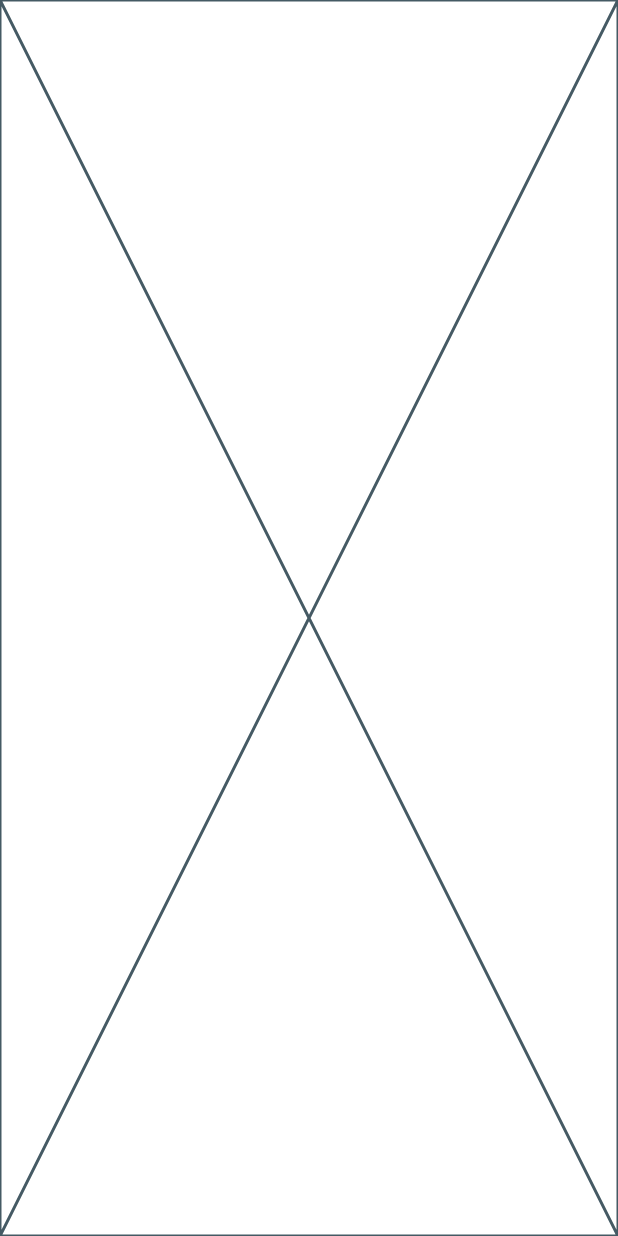
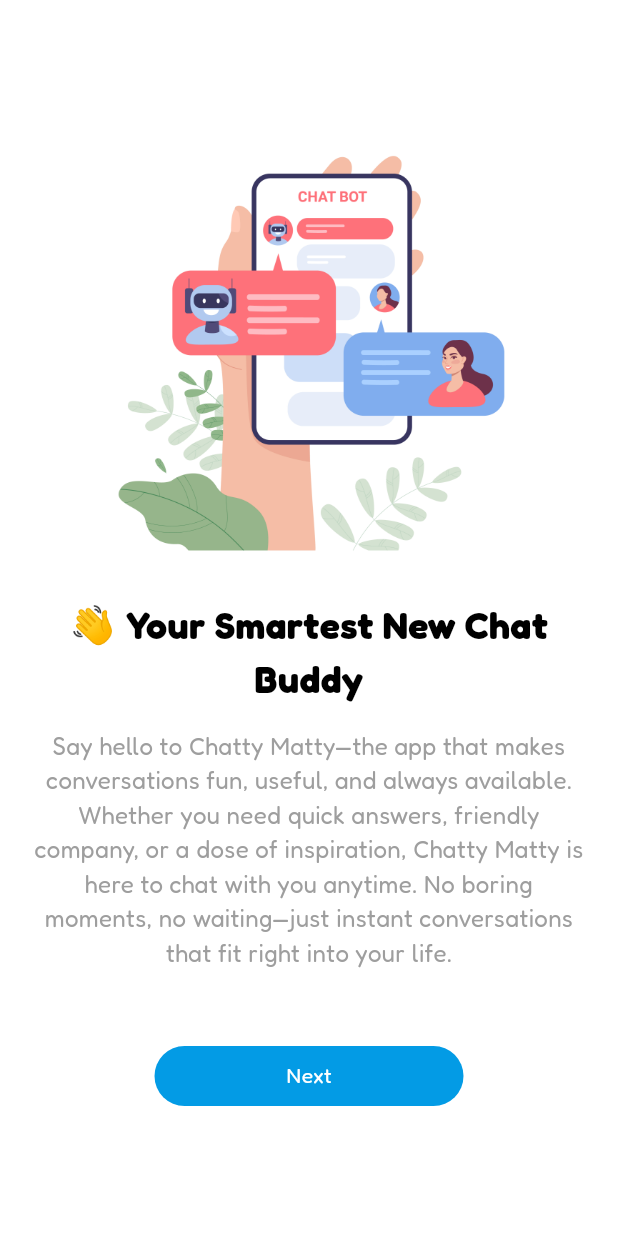
Before and after one commit to AbuBakar044/chatty_matty, a Flutter app: the screen it shows after launch, on a phone screen of 412 x 824 dp. Run offline on Flutter 3.47's test engine with Material 3 defaults, Android fonts, the phone set to English and light mode, and no system bars; our stand-ins replace get, google_fonts, loading_animation_widget, shared_preferences.

Commit message:
Intro Sliders, Google Fonts, Shared Preferences

```diff
--- a/lib/main.dart
+++ b/lib/main.dart
@@ -1,3 +1,4 @@
+
 import 'utils/app_imports.dart';
 
 void main() {
@@ -10,9 +11,11 @@ class MyApp extends StatelessWidget {
   @override
   Widget build(BuildContext context) {
     return GetMaterialApp(
+      debugShowCheckedModeBanner: false,
       title: 'Chatty Matty',
       theme: ThemeData(
         colorScheme: ColorScheme.fromSeed(seedColor: Colors.deepPurple),
+        textTheme: GoogleFonts.fredokaTextTheme(Theme.of(context).textTheme)
       ),
       // home: const SplashScreen(),
       initialRoute: RouteNames.kSplash,
--- a/lib/routes/app_routes.dart
+++ b/lib/routes/app_routes.dart
@@ -1,4 +1,3 @@
-
 
 import '../utils/app_imports.dart';
 
@@ -6,6 +5,7 @@ class AppRoutes {
   static List<GetPage> pages = [
     GetPage(name: RouteNames.kSplash, page: () => SplashScreen()),
     GetPage(name: RouteNames.kHome, page: () => HomeScreen()),
-
+    GetPage(name: RouteNames.kSliderOne, page: () => SliderOne()),
+    GetPage(name: RouteNames.kSliderTwo, page: () => SliderTwo()),
   ];
 }
--- a/lib/routes/route_names.dart
+++ b/lib/routes/route_names.dart
@@ -1,5 +1,8 @@
 class RouteNames {
   static const String kSplash = '/splash';
   static const String kHome = '/home';
+  static const String kSliderOne = '/slider1';
+  static const String kSliderTwo = '/slider2';
+
 
 }
--- a/lib/utils/app_colors.dart
+++ b/lib/utils/app_colors.dart
@@ -1,8 +1,10 @@
 import 'package:chatty_matty/utils/app_imports.dart';
 
 class AppColors {
+  static Color kPrimaryColor = Colors.lightBlue.shade600;
   static Color kWhiteColor = Colors.white;
   static Color kBlackColor = Colors.black;
+  static Color kGreyColor = Colors.grey;
+  static Color kRedColor = Colors.red;
   static Color kTransparentColor = Colors.transparent;
-
 }
--- /dev/null
+++ b/lib/utils/app_constants.dart
@@ -0,0 +1,14 @@
+class AppConstants {
+
+
+  //Images Constants
+  static String kSliderOneImage = 'assets/images/slider_one.jpg';
+  static String kSliderTwoImage = 'assets/images/slider_two.jpg';
+  static String kLogoImage = 'assets/images/logo.png';
+
+  //Preference Key
+  static String sliderKey = 'slider';
+
+
+
+}
--- a/lib/utils/app_imports.dart
+++ b/lib/utils/app_imports.dart
@@ -5,3 +5,13 @@ export '../routes/app_routes.dart';
 export '../routes/route_names.dart';
 export 'package:chatty_matty/views/home/home_screen.dart';
 export 'package:chatty_matty/controllers/splash_controller.dart';
+export 'package:chatty_matty/views/intro/slider_one.dart';
+export 'package:chatty_matty/views/intro/slider_two.dart';
+export 'package:google_fonts/google_fonts.dart';
+
+export 'package:loading_animation_widget/loading_animation_widget.dart';
+export 'package:chatty_matty/utils/app_colors.dart';
+export 'package:chatty_matty/utils/app_constants.dart';
+export 'package:shared_preferences/shared_preferences.dart';
+export 'package:chatty_matty/widgets/app_button.dart';
+export 'package:chatty_matty/widgets/my_text.dart';
--- /dev/null
+++ b/lib/views/intro/slider_one.dart
@@ -0,0 +1,49 @@
+import 'package:chatty_matty/utils/app_imports.dart';
+
+class SliderOne extends StatelessWidget {
+  const SliderOne({super.key});
+
+  @override
+  Widget build(BuildContext context) {
+    return Scaffold(
+      backgroundColor: AppColors.kWhiteColor,
+
+      body: SafeArea(
+        child: Padding(
+          padding: const EdgeInsets.symmetric(horizontal: 20.0),
+          child: Column(
+            mainAxisAlignment: MainAxisAlignment.center,
+            spacing: 15,
+            children: [
+              Image.asset(AppConstants.kSliderOneImage),
+              MyText(
+                text: '👋 Your Smartest New Chat Buddy',
+                size: 25,
+                align: TextAlign.center,
+                weight: FontWeight.bold,
+              ),
+
+              MyText(
+                text:
+                    'Say hello to Chatty Matty—the app that makes conversations fun, useful, and always available. Whether you need quick answers, friendly company, or a dose of inspiration, Chatty Matty is here to chat with you anytime. No boring moments, no waiting—just instant conversations that fit right into your life.',
+                size: 16,
+                color: AppColors.kGreyColor,
+                align: TextAlign.center,
+              ),
+
+              SizedBox(height: 20),
+              AppButton(
+                buttonName: 'Next',
+                onTap: () {
+                  Get.toNamed(RouteNames.kSliderTwo);
+                },
+                textColor: AppColors.kWhiteColor,
+                width: Get.width / 2,
+              ),
+            ],
+          ),
+        ),
+      ),
+    );
+  }
+}
--- /dev/null
+++ b/lib/widgets/app_button.dart
@@ -0,0 +1,35 @@
+import 'package:chatty_matty/utils/app_imports.dart';
+
+class AppButton extends StatelessWidget {
+  final double? width;
+  final String buttonName;
+  final Color? textColor;
+  final Color? buttonColor;
+  final VoidCallback onTap;
+  const AppButton({
+    super.key,
+    this.width,
+    required this.buttonName,
+    required this.onTap,
+    this.textColor,
+    this.buttonColor,
+  });
+
+  @override
+  Widget build(BuildContext context) {
+    return InkWell(
+      onTap: onTap,
+      child: Container(
+        height: 40,
+        width: width,
+        decoration: BoxDecoration(
+          color: buttonColor ?? AppColors.kPrimaryColor,
+          borderRadius: BorderRadius.circular(30),
+        ),
+        child: Center(
+          child: MyText(text: buttonName, color: textColor),
+        ),
+      ),
+    );
+  }
+}
--- /dev/null
+++ b/lib/widgets/my_text.dart
@@ -0,0 +1,31 @@
+
+
+import 'package:chatty_matty/utils/app_imports.dart';
+
+class MyText extends StatelessWidget {
+  final String text;
+  final double? size;
+  final FontWeight? weight;
+  final Color? color;
+  final TextAlign? align;
+  const MyText({
+    super.key,
+    required this.text,
+    this.size,
+    this.weight,
+    this.color,  this.align,
+  });
+
+  @override
+  Widget build(BuildContext context) {
+    return Text(
+      text,
+      textAlign: align,
+      style: TextStyle(
+        fontSize: size,
+        fontWeight: weight,
+        color: color ?? AppColors.kBlackColor,
+      ),
+    );
+  }
+}
```
Also changed, not shown: lib/controllers/splash_controller.dart (+11 -4 lines), lib/views/intro/slider_two.dart (added, +62 -0 lines), lib/views/splash_screen.dart (+20 -2 lines), pubspec.yaml (+6 -4 lines), assets/images/logo.png (added), assets/images/slider_one.jpg (added), assets/images/slider_two.jpg (added), pubspec.lock, 7 other files.
